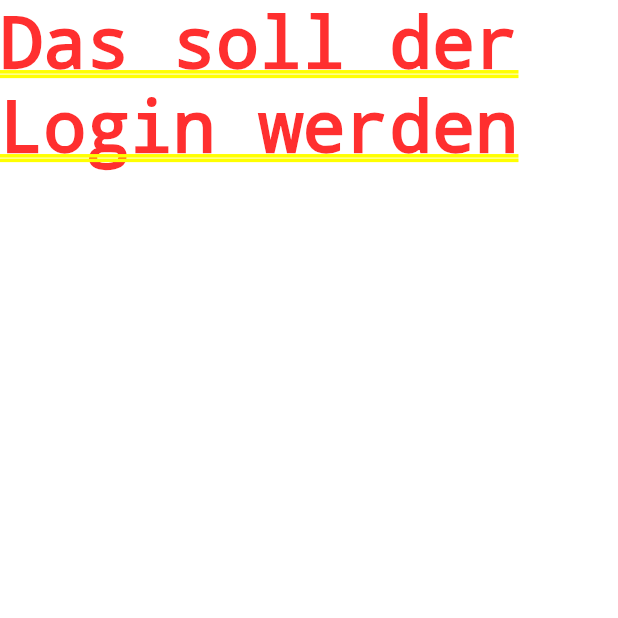
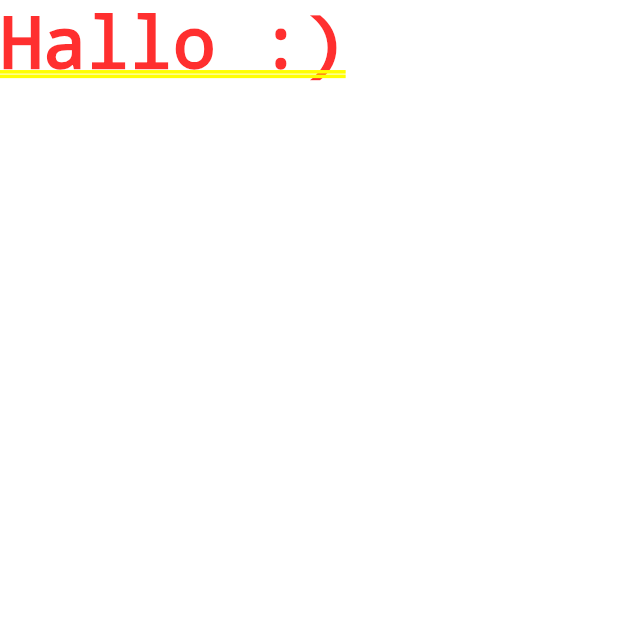
Before and after one commit to venture-lab-ab/venture_lab_assistant, a Flutter app: the screen it shows after launch, on a phone screen of 412 x 824 dp, the top half of it. Run offline on Flutter 3.47's test engine with Material 2 defaults, Android fonts, the phone set to English and light mode, and no system bars.

Commit message:
sofia test

```diff
--- a/lib/Login.dart
+++ b/lib/Login.dart
@@ -1,13 +1,6 @@
 import 'package:flutter/material.dart';
 
-
-
 class Login extends StatefulWidget {
-
-
-
-
-
   @override
   _LoginState createState() => _LoginState();
 }
@@ -16,7 +9,7 @@ class _LoginState extends State<Login> {
   @override
   Widget build(BuildContext context) {
     return Container(
-      child: Text("Das soll der Login werden"),
+      child: Text("Hallo :)"),
     );
   }
 }
```
Also changed, not shown: pubspec.lock, 2 other files.
